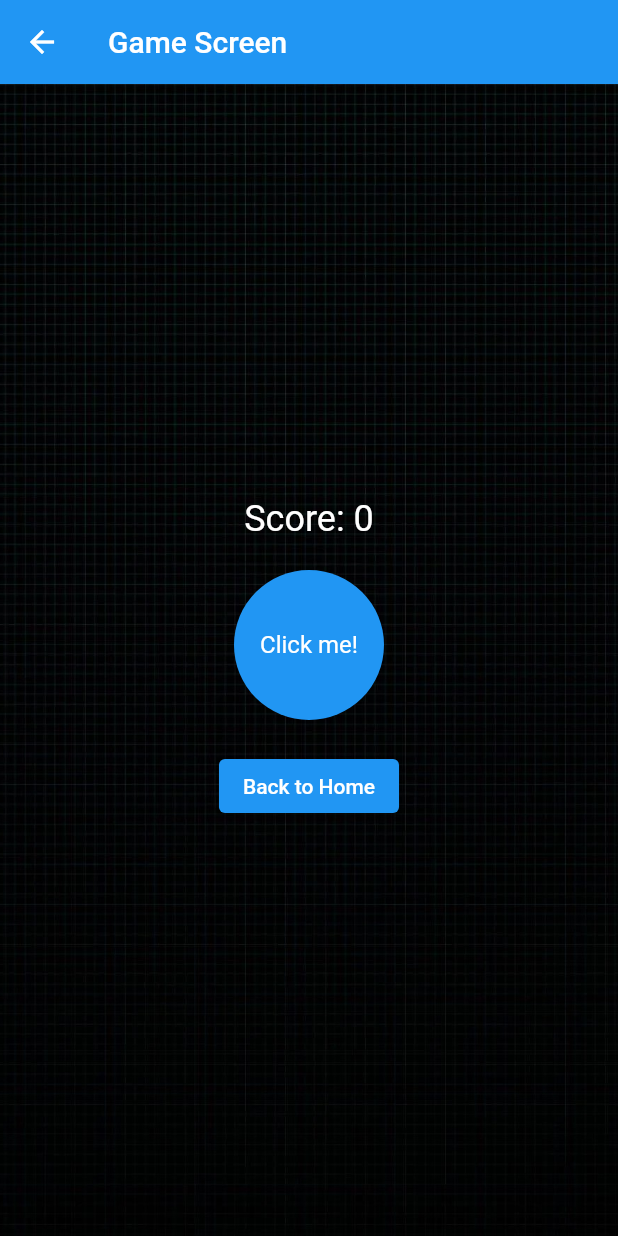
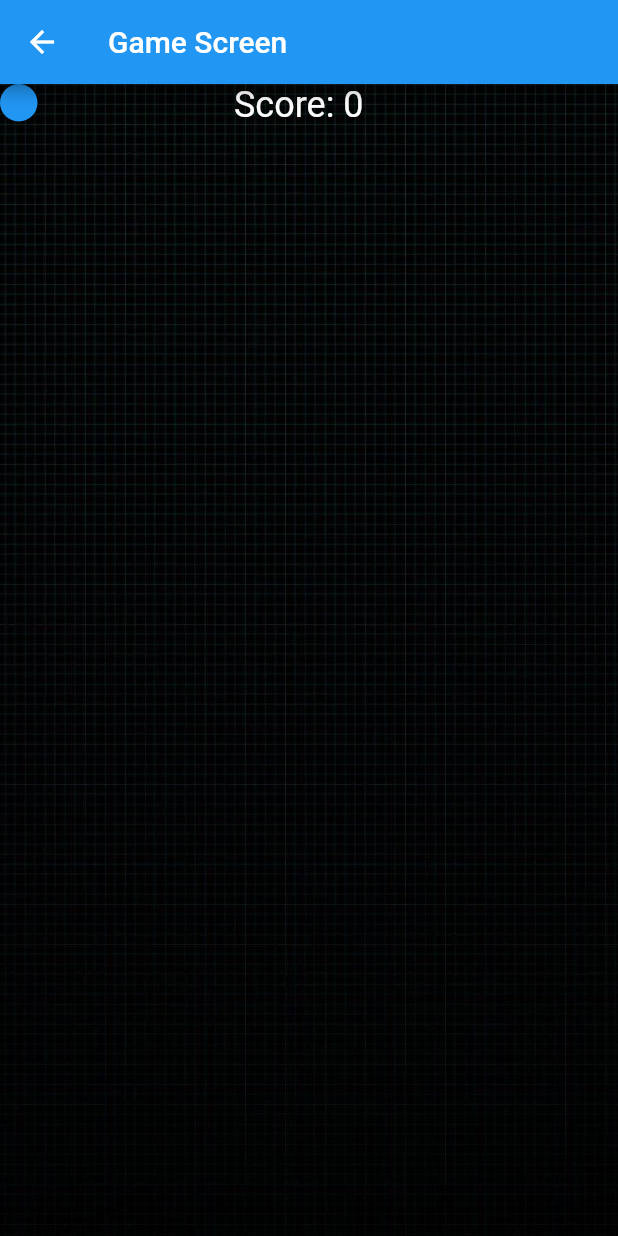
Before and after one commit to AlhasanChaaban/ProjectOne, a Flutter app: the GameScreen screen opened directly, on a phone screen of 412 x 824 dp. Run offline on Flutter 3.47's test engine with Material 2 defaults, Android fonts, the phone set to English and light mode, and no system bars.

Commit message:
save changes

```diff
--- a/lib/game_screen.dart
+++ b/lib/game_screen.dart
@@ -1,3 +1,4 @@
+import 'dart:math';
 import 'package:flutter/material.dart';
 
 class GameScreen extends StatefulWidget {
@@ -7,6 +8,11 @@ class GameScreen extends StatefulWidget {
 
 class _GameScreenState extends State<GameScreen> {
   int score = 0;
+  Random random = Random();
+
+  double circleSize = 25.0;
+  double circlePositionX = 0.0;
+  double circlePositionY = 0.0;
 
   @override
   Widget build(BuildContext context) {
@@ -21,46 +27,39 @@ class _GameScreenState extends State<GameScreen> {
             fit: BoxFit.cover,
           ),
         ),
-        child: Center(
-          child: Column(
-            mainAxisAlignment: MainAxisAlignment.center,
-            children: <Widget>[
-              Text(
-                'Score: $score',
-                style: const TextStyle(fontSize: 24, color: Colors.white),
-              ),
-              const SizedBox(height: 20),
-              GestureDetector(
+        child: Stack(
+          children: <Widget>[
+            Positioned(
+              left: circlePositionX,
+              top: circlePositionY,
+              child: GestureDetector(
                 onTap: () {
                   setState(() {
                     score++;
+                    // Set new random position
+                    circlePositionX = random.nextDouble() * 350;
+                    circlePositionY = random.nextDouble() * 500;
                   });
                 },
                 child: Container(
-                  width: 100,
-                  height: 100,
+                  width: circleSize,
+                  height: circleSize,
                   decoration: const BoxDecoration(
                     color: Colors.blue,
                     shape: BoxShape.circle,
                   ),
-                  child: const Center(
-                    child: Text(
-                      'Click me!',
-                      style: TextStyle(fontSize: 16, color: Colors.white),
-                    ),
-                  ),
                 ),
               ),
-              const SizedBox(height: 20),
-              ElevatedButton(
-                onPressed: () {
-                  // You can navigate back or to another screen if needed
-                  Navigator.pop(context);
-                },
-                child: const Text('Back to Home'),
+            ),
+            Positioned(
+              top: 0,
+              left: MediaQuery.of(context).size.width * 0.5 - 50,
+              child: Text(
+                'Score: $score',
+                style: const TextStyle(fontSize: 24, color: Colors.white),
               ),
-            ],
-          ),
+            ),
+          ],
         ),
       ),
     );
--- a/lib/main.dart
+++ b/lib/main.dart
@@ -32,7 +32,6 @@ class GameHomePage extends StatelessWidget {
         decoration: const BoxDecoration(
           image: DecorationImage(
             image: AssetImage("assets/background.jpg"),
-            // Replace with your image path
             fit: BoxFit.cover,
           ),
         ),
@@ -49,7 +48,6 @@ class GameHomePage extends StatelessWidget {
               const SizedBox(height: 10),
               ElevatedButton(
                 onPressed: () {
-                  // Navigate to settings screen
                 },
                 child: const Text('Settings'),
               ),
```
